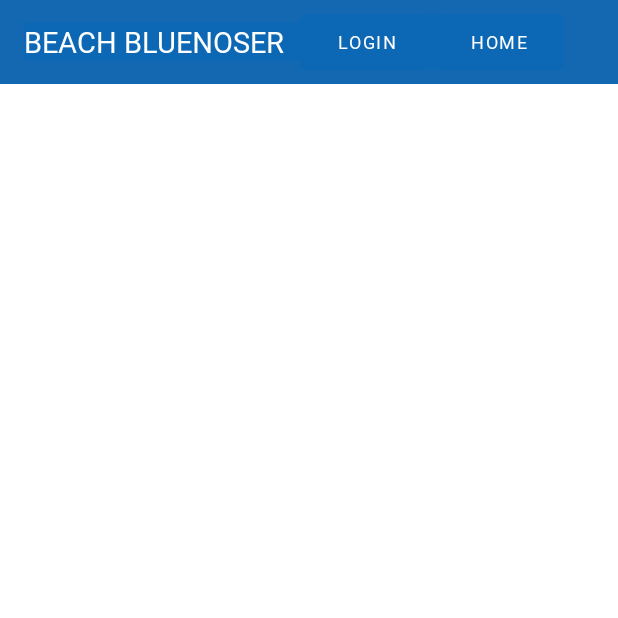
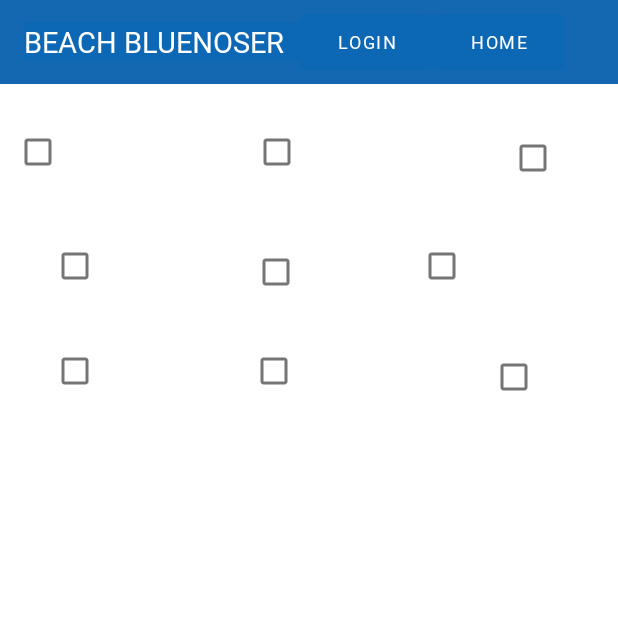
Before and after one commit to codemandias/bluenoserApp, an Android app: the screen it shows after launch (MainActivity), on a phone screen of 412 x 824 dp, the top half of it. Run offline under Robolectric (Android 15) with nearby library versions, the phone set to English and light mode, and no system bars; our stand-ins replace Firebase (no records; nobody signed in at launch, a user with empty details on screens opened directly); Roboto replaces fonts that are not available here; 6 statements that could not run were skipped.

Commit message:
modified code slighty

```diff
--- a/app/src/main/res/layout/activity_main.xml
+++ b/app/src/main/res/layout/activity_main.xml
@@ -57,20 +57,129 @@
 
     </androidx.appcompat.widget.Toolbar>
 
-    <LinearLayout
+    <!--This code is for the Toolbar that says 'Beach Filter Page'-->
+
+
+
+
+
+    <GridLayout
         android:id="@+id/linearLayout2"
-        android:layout_width="409dp"
-        android:layout_height="wrap_content"
+        android:layout_width="400dp"
+        android:layout_height="280dp"
+        android:layout_marginTop="4dp"
         android:orientation="horizontal"
         app:layout_constraintEnd_toEndOf="parent"
-        app:layout_constraintHorizontal_bias="0.5"
+        app:layout_constraintHorizontal_bias="0.093"
         app:layout_constraintStart_toStartOf="parent"
         app:layout_constraintTop_toBottomOf="@+id/toolbar">
 
+        <!--new Code Tanatswa-->
+
+        <CheckBox
+            android:id="@+id/All_Beaches"
+            android:layout_width="wrap_content"
+            android:layout_height="64dp"
+            android:layout_marginTop="@dimen/cardview_compat_inset_shadow"
+
+            android:textSize="15sp"
+
+            />
 
 
         <!--This code is for the Search Beach Dropdown which was commeented out-->
-      <!--  <com.google.android.material.textfield.TextInputLayout
+
+        <!--new code -->
+
+        <CheckBox
+            android:id="@+id/Rocky"
+            android:layout_width="171dp"
+            android:layout_height="80dp"
+            android:layout_marginTop="@dimen/cardview_compat_inset_shadow"
+
+            android:textSize="15sp"
+
+            />
+
+
+        <!-- new code for capacity-->
+
+        <CheckBox
+            android:id="@+id/Sandy"
+            android:layout_width="97dp"
+            android:layout_height="60dp"
+            android:layout_row="1"
+            android:layout_column="0"
+            android:layout_marginTop="@dimen/cardview_compat_inset_shadow"
+
+            android:textSize="15sp" />
+
+        <CheckBox
+            android:id="@+id/Wheelchair_Accessible"
+            android:layout_width="170dp"
+            android:layout_height="69dp"
+            android:layout_row="0"
+            android:layout_column="2"
+
+            android:layout_marginTop="5sp"
+
+            android:textSize="15sp" />
+
+        <CheckBox
+            android:id="@+id/Wheelchair_foatable"
+            android:layout_width="170dp"
+            android:layout_height="69dp"
+            android:layout_row="1"
+            android:layout_column="1"
+
+            android:layout_marginTop="5sp"
+
+            android:textSize="15sp" />
+
+        <CheckBox
+            android:id="@+id/AnyCapcity"
+            android:layout_width="wrap_content"
+            android:layout_height="wrap_content"
+            android:layout_row="1"
+            android:layout_column="2"
+            android:layout_marginTop="@dimen/cardview_compat_inset_shadow"
+
+
+            android:textSize="15sp" />
+
+        <CheckBox
+            android:id="@+id/HighCapcity"
+            android:layout_width="98dp"
+            android:layout_height="wrap_content"
+            android:layout_row="2"
+            android:layout_column="0"
+            android:layout_marginTop="@dimen/cardview_compat_inset_shadow"
+
+
+            android:textSize="15sp" />
+
+        <CheckBox
+            android:id="@+id/medium_capcity"
+            android:layout_width="167dp"
+            android:layout_height="60dp"
+            android:layout_row="2"
+            android:layout_column="1"
+            android:layout_marginTop="@dimen/cardview_compat_inset_shadow"
+
+            android:textSize="15sp" />
+
+        <CheckBox
+            android:id="@+id/low_capcity"
+            android:layout_width="144dp"
+            android:layout_height="wrap_content"
+            android:layout_row="2"
+            android:layout_column="2"
+
+            android:layout_marginTop="5sp"
+
+            android:textSize="15sp" />
+
+        <!--  <com.google.android.material.textfield.TextInputLayout
             android:id="@+id/beachTextInputLayout"
             style="@style/Widget.MaterialComponents.TextInputLayout.OutlinedBox.ExposedDropdownMenu"
             android:layout_width="198dp"
@@ -110,9 +219,7 @@
                 android:textColor="#000000"
                 tools:ignore="TextContrastCheck" />
         </com.google.android.material.textfield.TextInputLayout>-->
-    </LinearLayout>
-
-    <!--This code is for the Toolbar that says 'Beach Filter Page'-->
+    </GridLayout>
 
     <LinearLayout
         android:layout_width="match_parent"
@@ -124,10 +231,10 @@
 
 
         <!--Code to show the filtered items-->
-     <androidx.recyclerview.widget.RecyclerView
+        <androidx.recyclerview.widget.RecyclerView
             android:id="@+id/BeachMasterList"
             android:layout_width="match_parent"
-            android:layout_height="wrap_content"
+            android:layout_height="243dp"
             android:layout_gravity="bottom"
             android:autofillHints="Empty"
             android:padding="10dp"
```
